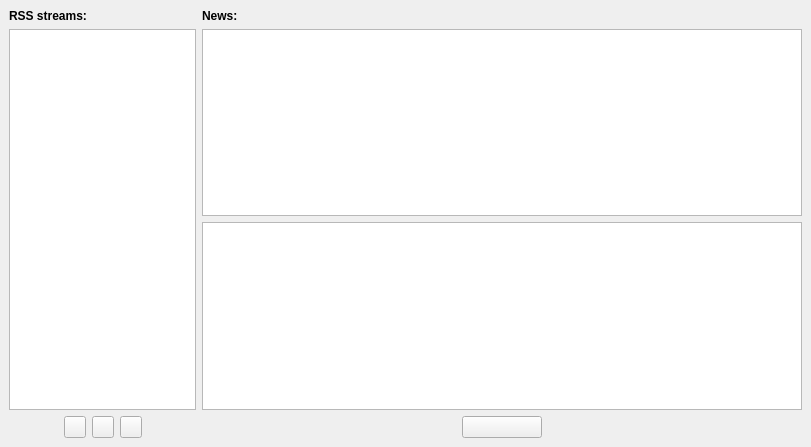
Qt form src/rss.ui (SysAdminDoc/qBittorrent-Vanced) before a commit.
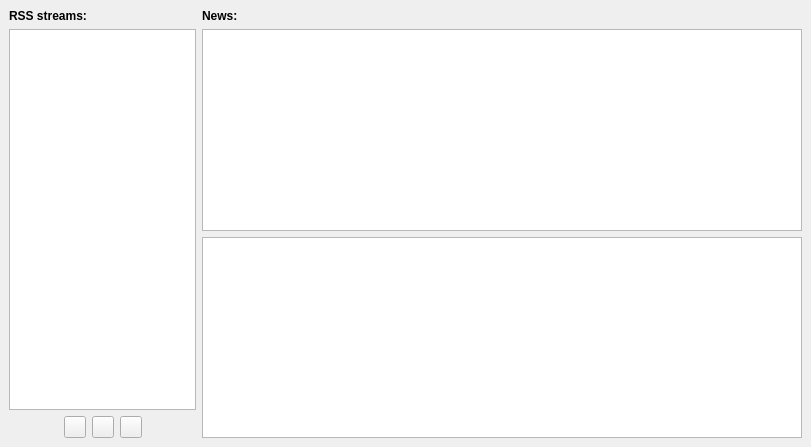
The same form after that commit.

Commit message: some work on rss, direct open & add stream function

Patch:
```diff
--- a/src/rss.ui
+++ b/src/rss.ui
@@ -188,51 +188,6 @@
          <property name="spacing" >
           <number>6</number>
          </property>
-         <item>
-          <spacer>
-           <property name="orientation" >
-            <enum>Qt::Horizontal</enum>
-           </property>
-           <property name="sizeHint" >
-            <size>
-             <width>40</width>
-             <height>20</height>
-            </size>
-           </property>
-          </spacer>
-         </item>
-         <item>
-          <widget class="QPushButton" name="viewStream_button" >
-           <property name="minimumSize" >
-            <size>
-             <width>80</width>
-             <height>22</height>
-            </size>
-           </property>
-           <property name="maximumSize" >
-            <size>
-             <width>80</width>
-             <height>22</height>
-            </size>
-           </property>
-           <property name="text" >
-            <string/>
-           </property>
-          </widget>
-         </item>
-         <item>
-          <spacer>
-           <property name="orientation" >
-            <enum>Qt::Horizontal</enum>
-           </property>
-           <property name="sizeHint" >
-            <size>
-             <width>40</width>
-             <height>20</height>
-            </size>
-           </property>
-          </spacer>
-         </item>
         </layout>
        </item>
       </layout>
```
The commit also changes 1 other file.
